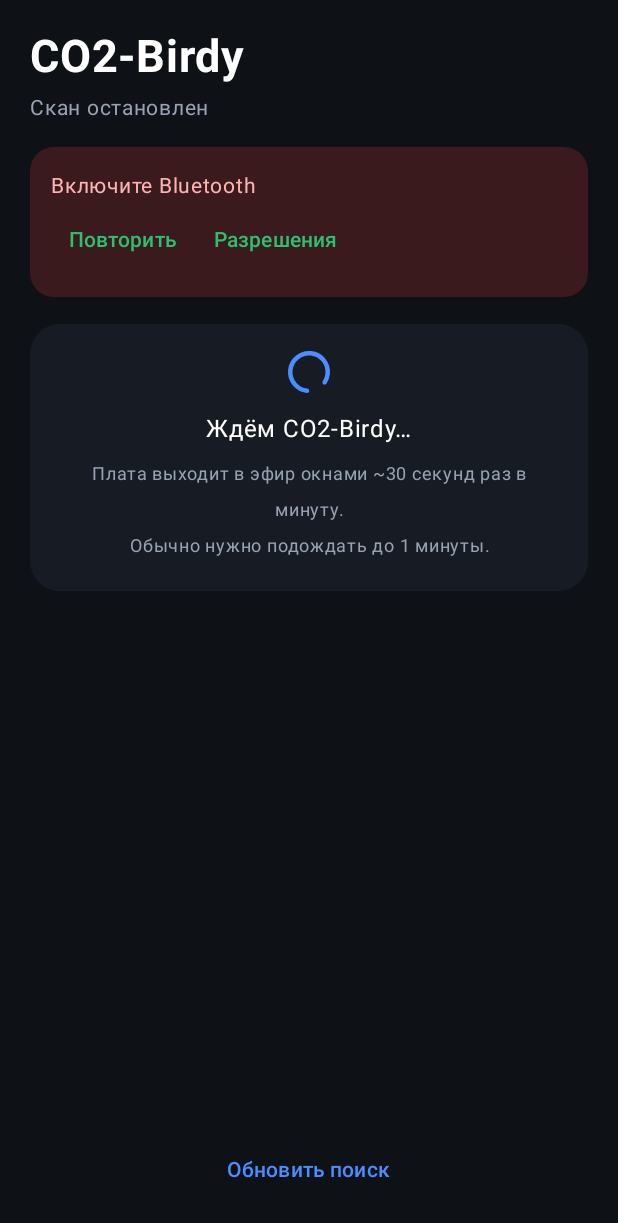
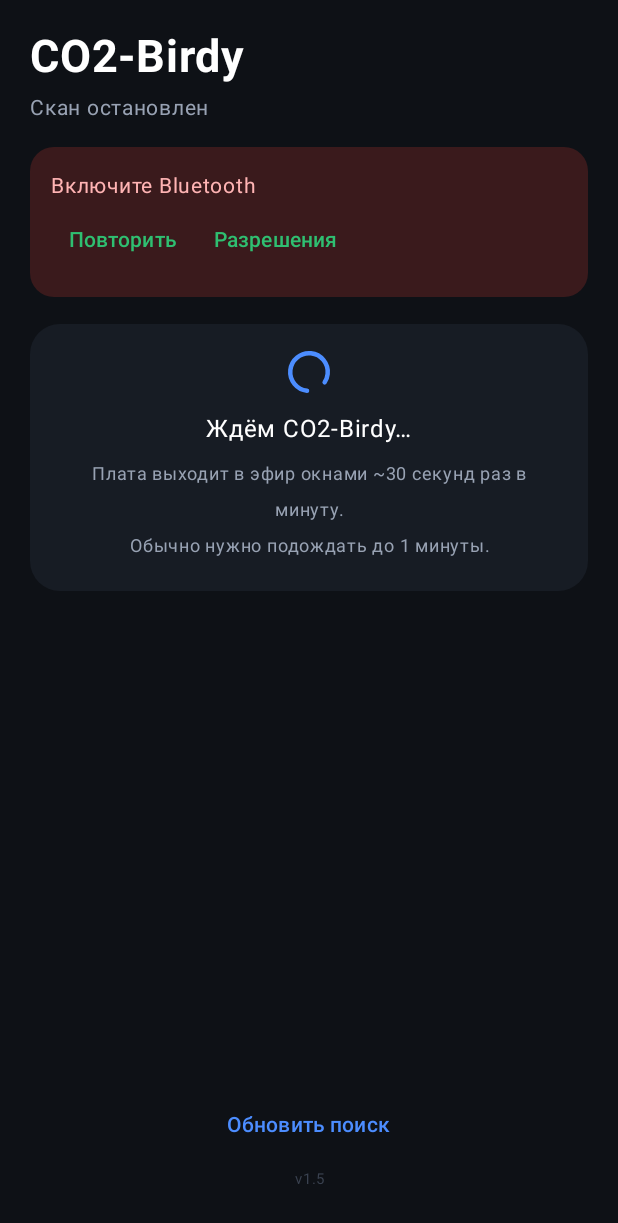
Before and after one commit to Airalab-Rus/NRF52840-SCD41-BLE, an Android app built with Jetpack Compose: the screen it shows after launch (MainActivity), on a phone screen of 412 x 824 dp. Shown: the top 1223 px of the screen. Run offline under Robolectric (Android 15) with nearby library versions, the phone set to English and light mode, and no system bars; libraries missing offline, so code that uses them is left out: no.nordicsemi.android; pictures from the network do not load; 1 statement that could not run was skipped.

Commit message:
feat(android): version 1.5 shown in UI (easy to verify which build is installed)

```diff
--- a/android/birdy-app/app/build.gradle.kts
+++ b/android/birdy-app/app/build.gradle.kts
@@ -13,8 +13,8 @@ android {
         /* 33: библиотека DFU 2.6.0 стартует foreground-сервис без типа,
            на targetSdk 34 Android 14 роняет процесс (MissingForegroundServiceTypeException). */
         targetSdk = 33
-        versionCode = 1
-        versionName = "1.0"
+        versionCode = 5
+        versionName = "1.5"
     }
 
     buildTypes {
@@ -31,6 +31,7 @@ android {
     }
     buildFeatures {
         compose = true
+        buildConfig = true
     }
     composeOptions {
         kotlinCompilerExtensionVersion = "1.5.3"
--- a/android/birdy-app/app/src/main/java/com/airalab/birdy/MainActivity.kt
+++ b/android/birdy-app/app/src/main/java/com/airalab/birdy/MainActivity.kt
@@ -218,6 +218,12 @@ fun ScanScreen(ui: Ui, vm: BirdyVm, onGrant: () -> Unit) {
         TextButton(onClick = { vm.startScan() }, modifier = Modifier.fillMaxWidth()) {
             Text("Обновить поиск", color = Blue)
         }
+        Text(
+            "v${BuildConfig.VERSION_NAME}",
+            color = Color(0xFF3A4250), fontSize = 10.sp,
+            modifier = Modifier.fillMaxWidth().padding(bottom = 6.dp),
+            textAlign = TextAlign.Center
+        )
     }
 }
 
@@ -234,7 +240,7 @@ fun ControlScreen(ui: Ui, vm: BirdyVm) {
             Column(Modifier.weight(1f)) {
                 Text("CO2-Birdy", color = Color.White, fontSize = 20.sp, fontWeight = FontWeight.Bold)
                 Text(
-                    "подключено · RSSI ${ui.rssi} dBm",
+                    "подключено · RSSI ${ui.rssi} dBm · v${BuildConfig.VERSION_NAME}",
                     color = Color(0xFF98A2B3), fontSize = 12.sp
                 )
             }
```
